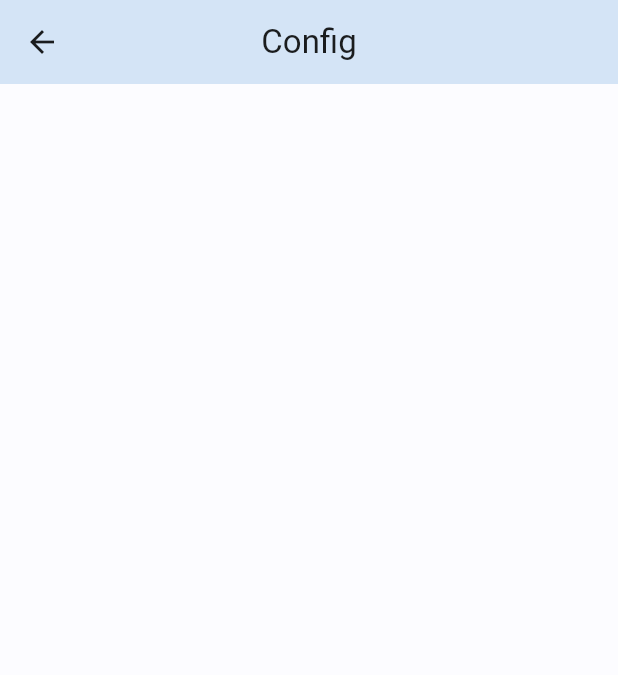
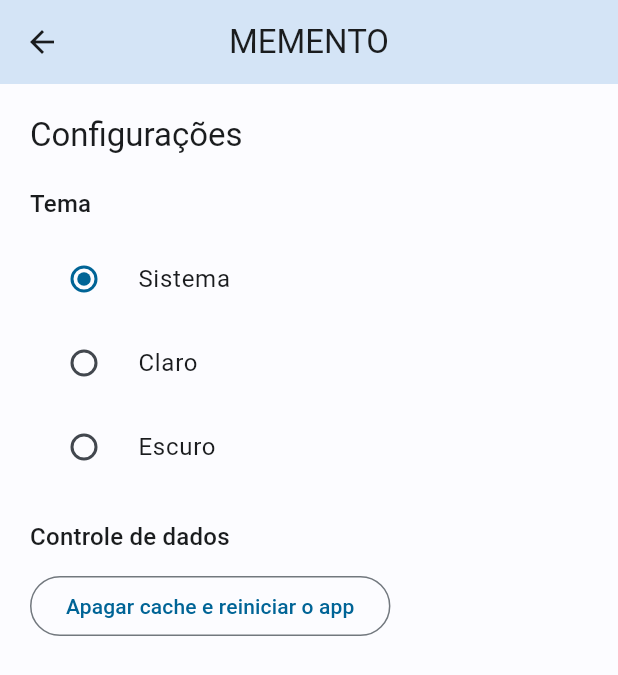
Before and after one commit to leandrogaldino/memento, a Flutter app: the ConfigurationPage screen opened by its route, on a phone screen of 412 x 824 dp. Shown: the top 675 px of the screen. Run offline on Flutter 3.47's test engine with Material 3 defaults, Android fonts, the phone set to English and light mode, and no system bars; our stand-ins replace flutter_modular.

Commit message:
Add AppStore

```diff
--- a/lib/src/app_widget.dart
+++ b/lib/src/app_widget.dart
@@ -1,5 +1,6 @@
 import 'package:flutter/material.dart';
 import 'package:flutter_modular/flutter_modular.dart';
+import 'package:memento/src/shared/store/app_store.dart';
 import 'package:memento/src/shared/themes/themes.dart';
 
 class AppWidget extends StatelessWidget {
@@ -7,10 +8,13 @@ class AppWidget extends StatelessWidget {
   @override
   Widget build(BuildContext context) {
     Modular.setInitialRoute('/home/');
+    final appStore = context.watch<AppStore>(
+      (store) => store.themeMode,
+    );
     return MaterialApp.router(
       title: 'Flutter Demo',
       debugShowCheckedModeBanner: false,
-      themeMode: ThemeMode.light,
+      themeMode: appStore.themeMode.value,
       theme: lightTheme,
       darkTheme: darkTheme,
       routerDelegate: Modular.routerDelegate,
--- a/lib/src/configutation/configuration_page.dart
+++ b/lib/src/configutation/configuration_page.dart
@@ -1,4 +1,6 @@
 import 'package:flutter/material.dart';
+import 'package:flutter_modular/flutter_modular.dart';
+import 'package:memento/src/shared/store/app_store.dart';
 
 class ConfigurationPage extends StatefulWidget {
   const ConfigurationPage({super.key});
@@ -10,9 +12,59 @@ class ConfigurationPage extends StatefulWidget {
 class _ConfigurationPageState extends State<ConfigurationPage> {
   @override
   Widget build(BuildContext context) {
+    final appStore = context.watch<AppStore>(
+      (store) => store.themeMode,
+    );
+
     return Scaffold(
       appBar: AppBar(
-        title: const Text('Config'),
+        title: const Text('MEMENTO'),
+      ),
+      body: Padding(
+        padding: const EdgeInsets.only(left: 20, top: 20, right: 20),
+        child: Column(
+          crossAxisAlignment: CrossAxisAlignment.start,
+          children: [
+            Text(
+              'Configurações',
+              style: Theme.of(context).textTheme.titleLarge,
+            ),
+            const SizedBox(height: 20),
+            Text(
+              'Tema',
+              style: Theme.of(context).textTheme.titleMedium,
+            ),
+            const SizedBox(height: 10),
+            RadioListTile<ThemeMode>(
+              value: ThemeMode.system,
+              groupValue: appStore.themeMode.value,
+              title: const Text('Sistema'),
+              onChanged: appStore.changeThemeMode,
+            ),
+            RadioListTile<ThemeMode>(
+              value: ThemeMode.light,
+              groupValue: appStore.themeMode.value,
+              title: const Text('Claro'),
+              onChanged: appStore.changeThemeMode,
+            ),
+            RadioListTile<ThemeMode>(
+              value: ThemeMode.dark,
+              groupValue: appStore.themeMode.value,
+              title: const Text('Escuro'),
+              onChanged: appStore.changeThemeMode,
+            ),
+            const SizedBox(height: 20),
+            Text(
+              'Controle de dados',
+              style: Theme.of(context).textTheme.titleMedium,
+            ),
+            const SizedBox(height: 10),
+            OutlinedButton(
+              onPressed: () {},
+              child: const Text('Apagar cache e reiniciar o app'),
+            )
+          ],
+        ),
       ),
     );
   }
--- a/lib/src/shared/app_module.dart
+++ b/lib/src/shared/app_module.dart
@@ -1,6 +1,7 @@
 import 'package:flutter_modular/flutter_modular.dart';
 import 'package:memento/src/configutation/configuration_page.dart';
 import 'package:memento/src/home/home_module.dart';
+import 'package:memento/src/shared/store/app_store.dart';
 
 class AppModule extends Module {
   @override
@@ -9,4 +10,10 @@ class AppModule extends Module {
     r.child('/config', child: (context) => const ConfigurationPage());
     super.routes(r);
   }
+
+  @override
+  void binds(Injector i) {
+    i.addSingleton(AppStore.new);
+    super.binds(i);
+  }
 }
--- /dev/null
+++ b/lib/src/shared/store/app_store.dart
@@ -0,0 +1,14 @@
+import 'package:flutter/material.dart';
+
+class AppStore {
+  final themeMode = ValueNotifier(ThemeMode.system);
+  void changeThemeMode(ThemeMode? mode) {
+    if (mode != null) {
+      themeMode.value = mode;
+    }
+  }
+
+  void save() {
+    // TODO: Salvar os dados na base local
+  }
+}
```
